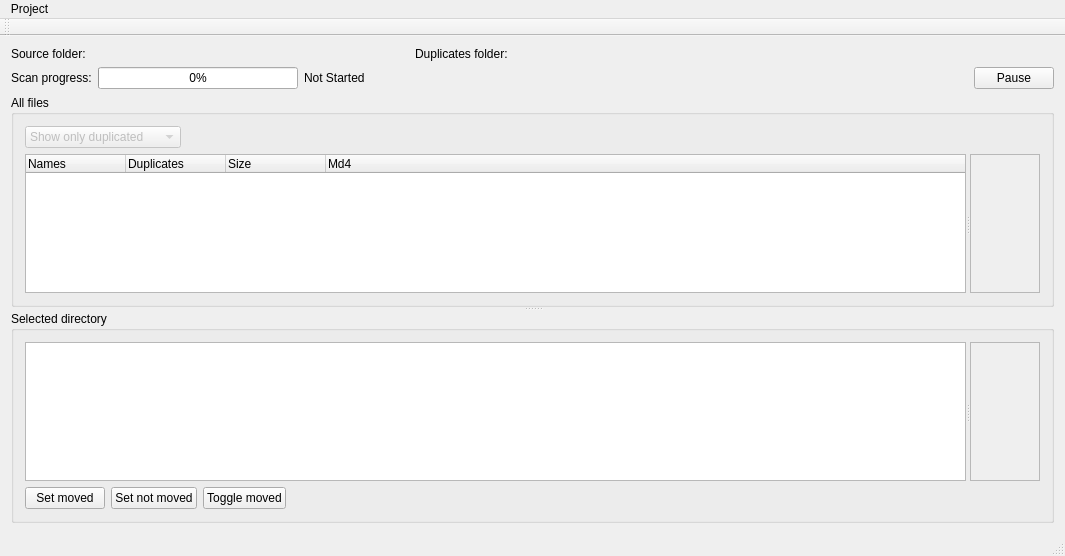
First picture: the form in dude/MainWindow.ui, repository westerhofffl/vcard-editor, before the edit.
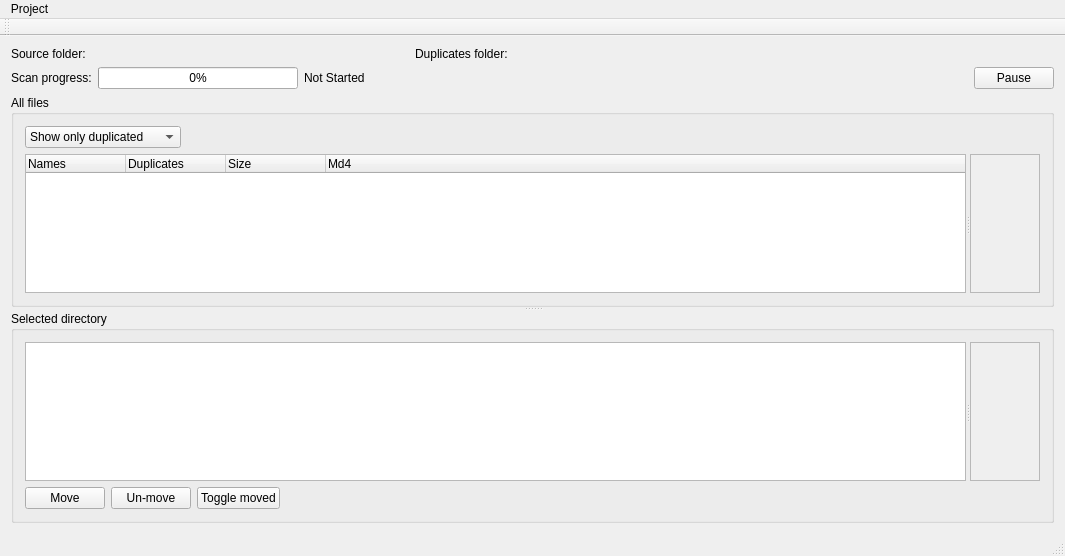
Second picture: the form after the edit.

```diff
--- a/dude/MainWindow.ui
+++ b/dude/MainWindow.ui
@@ -134,7 +134,7 @@
         <item row="0" column="0">
          <widget class="QComboBox" name="comboBox">
           <property name="enabled">
-           <bool>false</bool>
+           <bool>true</bool>
           </property>
           <property name="currentIndex">
            <number>1</number>
@@ -283,14 +283,14 @@
         <item row="1" column="0">
          <widget class="QPushButton" name="moveButton">
           <property name="text">
-           <string>Set moved</string>
+           <string>Move</string>
           </property>
          </widget>
         </item>
         <item row="1" column="1">
          <widget class="QPushButton" name="unmoveButton">
           <property name="text">
-           <string>Set not moved</string>
+           <string>Un-move</string>
           </property>
          </widget>
         </item>
```
Left out of the diff: 12 changed lines with no effect on the pictures.
